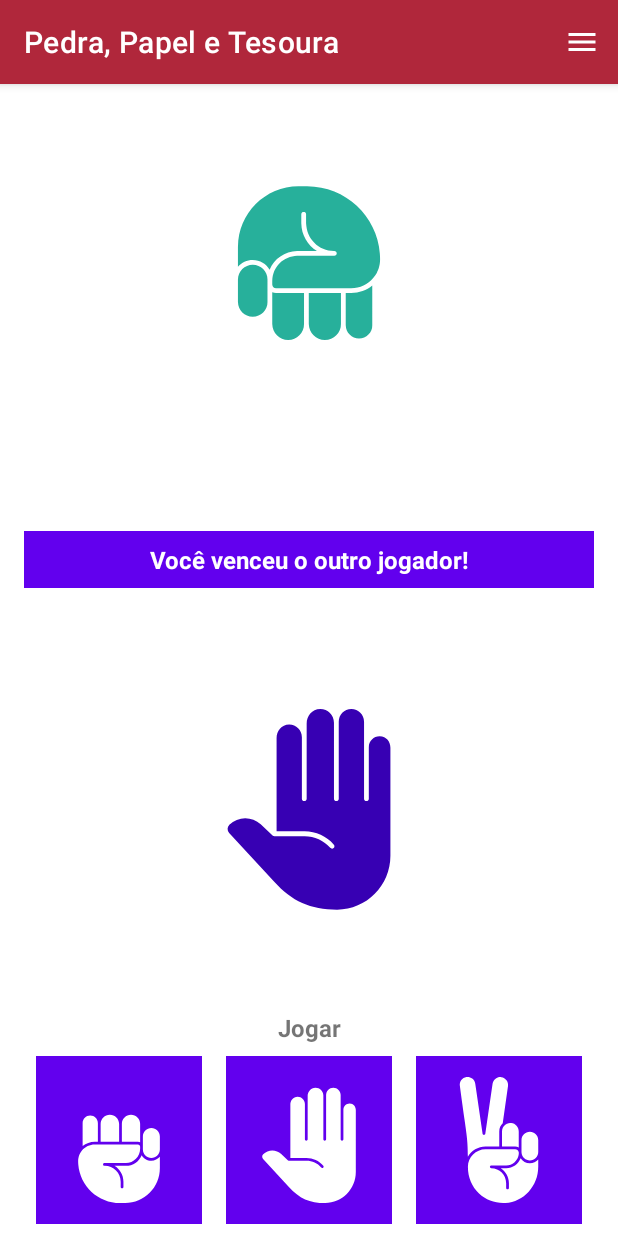
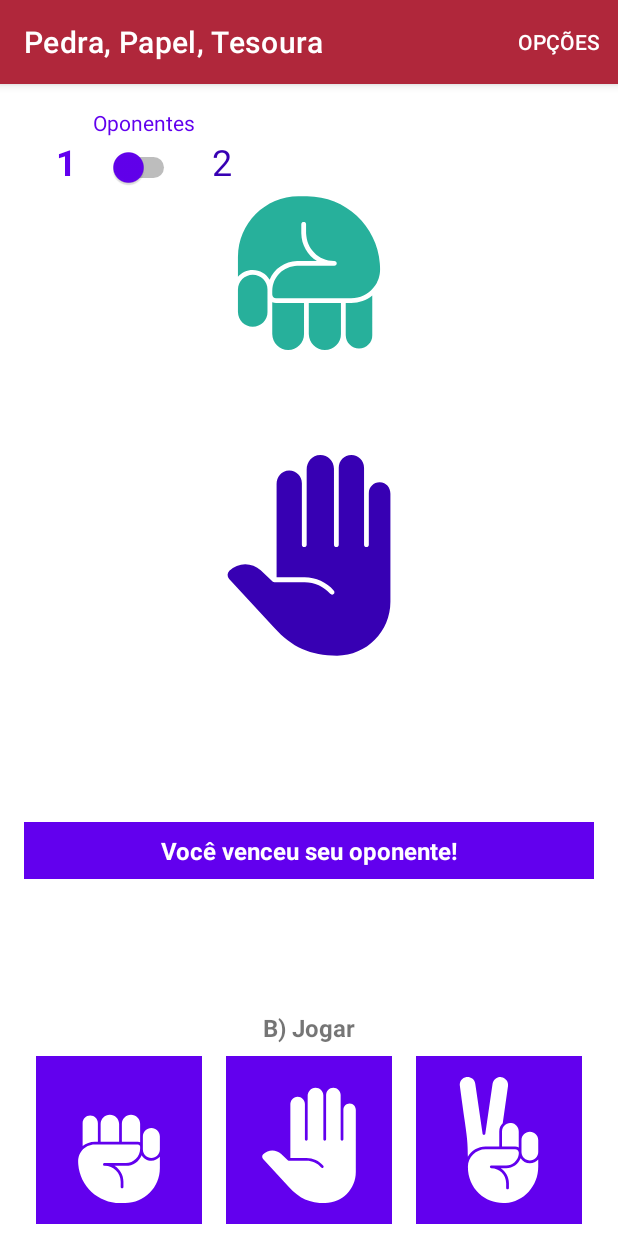
Before and after one commit to fernandosantis/PedraPapelTesoura, an Android app: the screen it shows after launch (MainActivity), after a tap on an icon or button, on a phone screen of 412 x 824 dp. Run offline under Robolectric (Android 15) with nearby library versions, the phone set to English and light mode, and no system bars; 1 other tap on this screen came first.

Commit message:
Conversão de Java para Kotlin

```diff
--- a/app/src/main/kotlin/br/edu/ifsp/scl/sdm/pedrapapeltesoura/MainActivity.kt
+++ b/app/src/main/kotlin/br/edu/ifsp/scl/sdm/pedrapapeltesoura/MainActivity.kt
@@ -1,73 +1,50 @@
 package br.edu.ifsp.scl.sdm.pedrapapeltesoura
 
-import android.content.Intent
 import android.graphics.Typeface
 import android.os.Bundle
 import android.view.Menu
-import android.view.MenuItem
 import android.view.View
-import android.widget.Toast
-import androidx.activity.result.ActivityResultLauncher
-import androidx.activity.result.contract.ActivityResultContracts
 import androidx.appcompat.app.AppCompatActivity
 import br.edu.ifsp.scl.sdm.pedrapapeltesoura.databinding.ActivityMainBinding
 import kotlin.random.Random
 
 class MainActivity : AppCompatActivity(), View.OnClickListener {
     // Binding
-    private lateinit var binding: ActivityMainBinding
-    private lateinit var opcoesActivityResultLauncher: ActivityResultLauncher<Intent>
-    private var corP = R.color.design_default_color_primary
+    private var binding: ActivityMainBinding? = null
+    var qtdOponentes = 1
+    var corP = R.color.design_default_color_primary
 
     // Integer corPV = R.color.design_default_color_primary_variant;
-    private var escolha: Int = 0
+    var escolha: Int = 0
 
     // Valores: Pedra=0, Papel=1, Tesoura=2
     private var maos = arrayOf(R.drawable.img_pedra, R.drawable.img_papel, R.drawable.img_tesoura)
-
-    companion object {
-        var JOGADAS = "3"
-        var PLAYERS = "1"
-    }
-
-
     override fun onCreate(savedInstanceState: Bundle?) {
         super.onCreate(savedInstanceState)
         // Inflando o Layout
         binding = ActivityMainBinding.inflate(
             layoutInflater
         )
-        setContentView(binding.root)
-        supportActionBar?.title = "Pedra, Papel e Tesoura"
+        setContentView(binding!!.root)
         limpaCampos()
 
         // Switch - QtdOponentes
-
-        binding.imbtPedra.setOnClickListener(this)
-        binding.imbtPapel.setOnClickListener(this)
-        binding.imbtTesoura.setOnClickListener(this)
-
-/*
-        savedInstanceState?.getString(PLAYERS).takeIf { it != null }.apply { PLAYERS = this.toString() }
-        savedInstanceState?.getString(JOGADAS).takeIf { it != null }.apply { JOGADAS = this.toString() }
-*/
-
-        opcoesActivityResultLauncher =
-            registerForActivityResult(ActivityResultContracts.StartActivityForResult()) { resultado ->
-                Toast.makeText(this@MainActivity,"Players ${PLAYERS} : Rodadas: ${JOGADAS}",Toast.LENGTH_SHORT).show()
-                if (resultado?.resultCode == RESULT_OK) {
-                    with(resultado) {
-                        data?.getStringExtra(PLAYERS).takeIf { it != null }
-                            .apply { PLAYERS = (this).toString() }
-                        data?.getStringExtra(JOGADAS).takeIf { it != null }
-                            .apply { JOGADAS = (this).toString() }
-                    }
-                }
-                limpaCampos()
+        binding!!.swtQtdOponentes.isChecked = false
+        binding!!.swtQtdOponentes.setOnCheckedChangeListener { buttonView, isChecked ->
+            if (buttonView.isChecked) {
+                binding!!.lblUmOponente.typeface = Typeface.defaultFromStyle(Typeface.NORMAL)
+                binding!!.lblDoisOponentes.typeface = Typeface.defaultFromStyle(Typeface.BOLD)
+                qtdOponentes = 2
+            } else {
+                binding!!.lblUmOponente.typeface = Typeface.defaultFromStyle(Typeface.BOLD)
+                binding!!.lblDoisOponentes.typeface = Typeface.defaultFromStyle(Typeface.NORMAL)
+                qtdOponentes = 1
             }
-
-
-
+            limpaCampos()
+        }
+        binding!!.imbtPedra.setOnClickListener(this)
+        binding!!.imbtPapel.setOnClickListener(this)
+        binding!!.imbtTesoura.setOnClickListener(this)
     }
 
     override fun onClick(view: View) {
@@ -76,66 +53,51 @@ class MainActivity : AppCompatActivity(), View.OnClickListener {
             R.id.imbtPapel -> escolha = 1
             R.id.imbtTesoura -> escolha = 2
         }
-        binding.imgJogador.setImageResource(maos[escolha])
+        binding!!.imgJogador.setImageResource(maos[escolha])
         // Checa Qtd de Oponentes
-        if (PLAYERS == "1") {
+        if (qtdOponentes == 1) {
             jogar1Op()
         } else {
             jogar2Op()
         }
     }
 
-    // Menu
     override fun onCreateOptionsMenu(menu: Menu): Boolean {
         val inflater = menuInflater
         inflater.inflate(R.menu.menu, menu)
         return true
     }
 
-    // Opcao Menu
-    override fun onOptionsItemSelected(item: MenuItem): Boolean {
-        return when (item.itemId) {
-            R.id.opt_opcoes -> {
-                val opcoesIntent = Intent(this, OpcoesActivity::class.java)
-                opcoesActivityResultLauncher.launch(opcoesIntent)
-                true
-            }
-            else -> {
-                false
-            }
-        }
-    }
-
-    private fun jogar1Op() {
+    fun jogar1Op() {
         val random = Random(System.currentTimeMillis())
         val escolhaOp1 = random.nextInt(3)
 
         // Ajusta visualização dos Elementos
-        binding.imgOponente1.setImageResource(maos[escolhaOp1])
-        binding.llResultadoOponentes.visibility = View.VISIBLE
-        binding.imgOponente1.rotation = 180f
-        binding.imgOponente2.visibility = View.GONE
-        binding.llResultadosJogador.visibility = View.VISIBLE
-        binding.lblResultado.text = resultado1(escolha, escolhaOp1)
-        binding.lblResultado.visibility = View.VISIBLE
+        binding!!.imgOponente1.setImageResource(maos[escolhaOp1])
+        binding!!.llResultadoOponentes.visibility = View.VISIBLE
+        binding!!.imgOponente1.rotation = 180f
+        binding!!.imgOponente2.visibility = View.GONE
+        binding!!.llResultadosJogador.visibility = View.VISIBLE
+        binding!!.lblResultado.text = resultado1(escolha, escolhaOp1)
+        binding!!.lblResultado.visibility = View.VISIBLE
     }
 
-    private fun jogar2Op() {
+    fun jogar2Op() {
         val random = Random(System.currentTimeMillis())
         val escolhaOp1 = random.nextInt(3)
         val escolhaOp2 = random.nextInt(3)
-        binding.imgOponente1.setImageResource(maos[escolhaOp1])
-        binding.imgOponente2.setImageResource(maos[escolhaOp2])
-        binding.llResultadoOponentes.visibility = View.VISIBLE
-        binding.imgOponente1.rotation = 135f
-        binding.imgOponente2.rotation = 225f
-        binding.llResultadosJogador.visibility = View.VISIBLE
-        binding.lblResultado.text = resultado2(escolha, escolhaOp1, escolhaOp2)
-        binding.lblResultado.visibility = View.VISIBLE
+        binding!!.imgOponente1.setImageResource(maos[escolhaOp1])
+        binding!!.imgOponente2.setImageResource(maos[escolhaOp2])
+        binding!!.llResultadoOponentes.visibility = View.VISIBLE
+        binding!!.imgOponente1.rotation = 135f
+        binding!!.imgOponente2.rotation = 225f
+        binding!!.llResultadosJogador.visibility = View.VISIBLE
+        binding!!.lblResultado.text = resultado2(escolha, escolhaOp1, escolhaOp2)
+        binding!!.lblResultado.visibility = View.VISIBLE
     }
 
     private fun compara(v1: Int, v2: Int): Int {
-        return if (v1 == v2) {
+        return if (v1 === v2) {
             0 // Empatou
         } else if (v1 - v2 == -2 || v1 - v2 == 1) {
             1 // Venceu
@@ -146,9 +108,9 @@ class MainActivity : AppCompatActivity(), View.OnClickListener {
 
     private fun resultado1(v1: Int, v2: Int): String {
         return when (compara(v1, v2)) {
-            1 -> "Você venceu o outro jogador!"
+            1 -> "Você venceu seu oponente!"
             -1 -> "Você perdeu de seu oponente!"
-            else -> "Vocês Empataram!"
+            else -> "Você e seu oponente empataram!"
         }
     }
 
@@ -157,24 +119,25 @@ class MainActivity : AppCompatActivity(), View.OnClickListener {
         val v1v3: Int = compara(v1, v3) * 7
         return when (v1v2 + v1v3) {
             0 -> "Empate: Todos Jogaram igual."
-            7 -> "Você e o Jogador 1 diviram o prêmio de vencedor."
-            -7 -> "Você empatou com o Jogador 1 mas perderam do Jogador 2, que foi o vencedor!"
-            3 -> "Você Ganhou do Jogador 1 e dividiu o prêmio com o Jogador 2."
+            7 -> "Você e o Oponente 1 diviram o prêmio de vencedor."
+            -7 -> "Você empatou com o Oponente 1 mas perderam do Oponente 2, que foi o vencedor!"
+            3 -> "Você Ganhou do Oponente 1 e dividiu o prêmio com o Oponente 2."
             10 -> "Parabéns! Você venceu a todos os oponentes"
-            -3 -> "O Jogador 1 venceu! Você e o Jogador 2 empataram."
+            -3 -> "O Oponente 1 venceu! Você e o Oponente 2 empataram."
             -10 -> "Você levou uma lavada e perdeu de ambos."
             else -> "Todos jogaram diferente. Então não houve vencedores."
         }
     }
 
-    private fun limpaCampos() {
-        binding.llResultadoOponentes.visibility = View.INVISIBLE
-        binding.imgOponente2.visibility = View.VISIBLE
-        binding.llResultadosJogador.visibility = View.INVISIBLE
-        binding.lblResultado.visibility = View.INVISIBLE
-        binding.lblResultado.text = ""
-        binding.imbtPedra.setBackgroundColor(getColor(corP))
-        binding.imbtPapel.setBackgroundColor(getColor(corP))
-        binding.imbtTesoura.setBackgroundColor(getColor(corP))
+    fun limpaCampos() {
+        binding!!.llResultadoOponentes.visibility = View.INVISIBLE
+        binding!!.imgOponente2.visibility = View.VISIBLE
+        binding!!.llResultadosJogador.visibility = View.INVISIBLE
+        binding!!.lblResultado.visibility = View.INVISIBLE
+        binding!!.lblResultado.text = ""
+        binding!!.lblOponentes.setTextColor(getColor(corP))
+        binding!!.imbtPedra.setBackgroundColor(getColor(corP))
+        binding!!.imbtPapel.setBackgroundColor(getColor(corP))
+        binding!!.imbtTesoura.setBackgroundColor(getColor(corP))
     }
 }
--- a/app/src/main/res/layout/activity_main.xml
+++ b/app/src/main/res/layout/activity_main.xml
@@ -20,6 +20,62 @@
         android:orientation="vertical"
         app:layout_constraintGuide_end="16dp" />
 
+    <androidx.constraintlayout.widget.ConstraintLayout
+        android:id="@+id/ll_Opcoes"
+        android:layout_width="0dp"
+        android:layout_height="wrap_content"
+        app:layout_constraintEnd_toEndOf="@id/guiEnd"
+        app:layout_constraintStart_toStartOf="@id/guiStart"
+        app:layout_constraintTop_toTopOf="parent">
+    <TextView
+        android:id="@+id/lbl_Oponentes"
+        android:layout_width="160dp"
+        android:layout_height="wrap_content"
+        android:layout_marginTop="16dp"
+        android:text="Oponentes"
+        android:textAlignment="center"
+        app:layout_constraintStart_toStartOf="parent"
+        app:layout_constraintTop_toTopOf="parent" />
+
+    <LinearLayout
+        android:id="@+id/ll_Oponentes"
+        android:layout_width="160dp"
+        android:layout_height="wrap_content"
+        android:orientation="horizontal"
+        app:layout_constraintStart_toStartOf="parent"
+        app:layout_constraintTop_toBottomOf="@id/lbl_Oponentes">
+
+        <TextView
+            android:id="@+id/lbl_UmOponente"
+            android:layout_width="0dp"
+            android:layout_height="wrap_content"
+            android:layout_weight="1"
+            android:text="1"
+            android:textAlignment="center"
+            android:textColor="@color/design_default_color_primary"
+            android:textSize="24sp"
+            android:textStyle="bold" />
+
+        <Switch
+            android:id="@+id/swt_QtdOponentes"
+            android:layout_width="wrap_content"
+            android:layout_height="wrap_content"
+            app:useMaterialThemeColors="false"
+            android:thumbTint="@color/design_default_color_primary"
+            />
+
+        <TextView
+            android:id="@+id/lbl_DoisOponentes"
+            android:layout_width="0dp"
+            android:layout_height="wrap_content"
+            android:layout_weight="1"
+            android:text="2"
+            android:textAlignment="center"
+            android:textColor="@color/design_default_color_primary_variant"
+            android:textSize="24sp"
+            android:textStyle="normal" />
+    </LinearLayout>
+    </androidx.constraintlayout.widget.ConstraintLayout>
 
     <LinearLayout
         android:id="@+id/ll_ResultadoOponentes"
@@ -27,9 +83,7 @@
         android:layout_height="160dp"
         app:layout_constraintEnd_toEndOf="@id/guiEnd"
         app:layout_constraintStart_toStartOf="@id/guiStart"
-        app:layout_constraintTop_toTopOf="parent"
-        app:layout_constraintBottom_toTopOf="@id/lbl_Resultado"
-        >
+        app:layout_constraintTop_toBottomOf="@id/ll_Opcoes">
 
         <ImageView
             android:id="@+id/img_Oponente1"
@@ -52,6 +106,25 @@
             app:tint="@color/player2" />
     </LinearLayout>
 
+    <LinearLayout
+        android:id="@+id/ll_ResultadosJogador"
+        android:layout_width="0dp"
+        android:layout_height="160dp"
+        app:layout_constraintEnd_toEndOf="@id/guiEnd"
+        app:layout_constraintStart_toStartOf="@id/guiStart"
+        app:layout_constraintTop_toBottomOf="@id/ll_ResultadoOponentes">
+
+        <ImageView
+            android:id="@+id/img_Jogador"
+            android:layout_width="160dp"
+            android:layout_height="160dp"
+            android:layout_weight="1"
+            android:baselineAlignBottom="true"
+            android:scaleType="centerInside"
+            android:src="@drawable/img_pedra"
+            app:tint="@color/design_default_color_primary_variant" />
+    </LinearLayout>
+
     <TextView
         android:id="@+id/lbl_Resultado"
         android:layout_width="0dp"
@@ -64,42 +137,17 @@
         android:textColor="@color/design_default_color_on_primary"
         android:textSize="16dp"
         android:textStyle="bold"
+        app:layout_constraintBottom_toTopOf="@id/lbl_Jogar"
         app:layout_constraintEnd_toEndOf="@id/guiEnd"
         app:layout_constraintStart_toStartOf="@id/guiStart"
-        app:layout_constraintTop_toBottomOf="@id/ll_ResultadoOponentes"
-        app:layout_constraintBottom_toTopOf="@id/ll_ResultadosJogador"
-        />
-
-
-
-    <LinearLayout
-        android:id="@+id/ll_ResultadosJogador"
-        android:layout_width="0dp"
-        android:layout_height="160dp"
-        app:layout_constraintEnd_toEndOf="@id/guiEnd"
-        app:layout_constraintStart_toStartOf="@id/guiStart"
-        app:layout_constraintTop_toBottomOf="@id/lbl_Resultado"
-        app:layout_constraintBottom_toTopOf="@id/lbl_Jogar"
-        >
-
-        <ImageView
-            android:id="@+id/img_Jogador"
-            android:layout_width="160dp"
-            android:layout_height="160dp"
-            android:layout_weight="1"
-            android:baselineAlignBottom="true"
-            android:scaleType="centerInside"
-            android:src="@drawable/img_pedra"
-            app:tint="@color/design_default_color_primary_variant" />
-    </LinearLayout>
-
+        app:layout_constraintTop_toBottomOf="@id/ll_ResultadosJogador" />
 
     <TextView
         android:id="@+id/lbl_Jogar"
         android:layout_width="0dp"
         android:layout_height="wrap_content"
         android:layout_marginTop="16dp"
-        android:text="Jogar"
+        android:text="B) Jogar"
         android:textAlignment="center"
         android:textSize="16dp"
         android:textStyle="bold"
--- a/app/src/main/res/menu/menu.xml
+++ b/app/src/main/res/menu/menu.xml
@@ -4,6 +4,5 @@
     <item
         android:id="@+id/opt_opcoes"
         android:title="Opções"
-        android:icon="@drawable/ic_opcoes_24"
         app:showAsAction="ifRoom"/>
 </menu>
```
Also changed, not shown: 2 other files.
